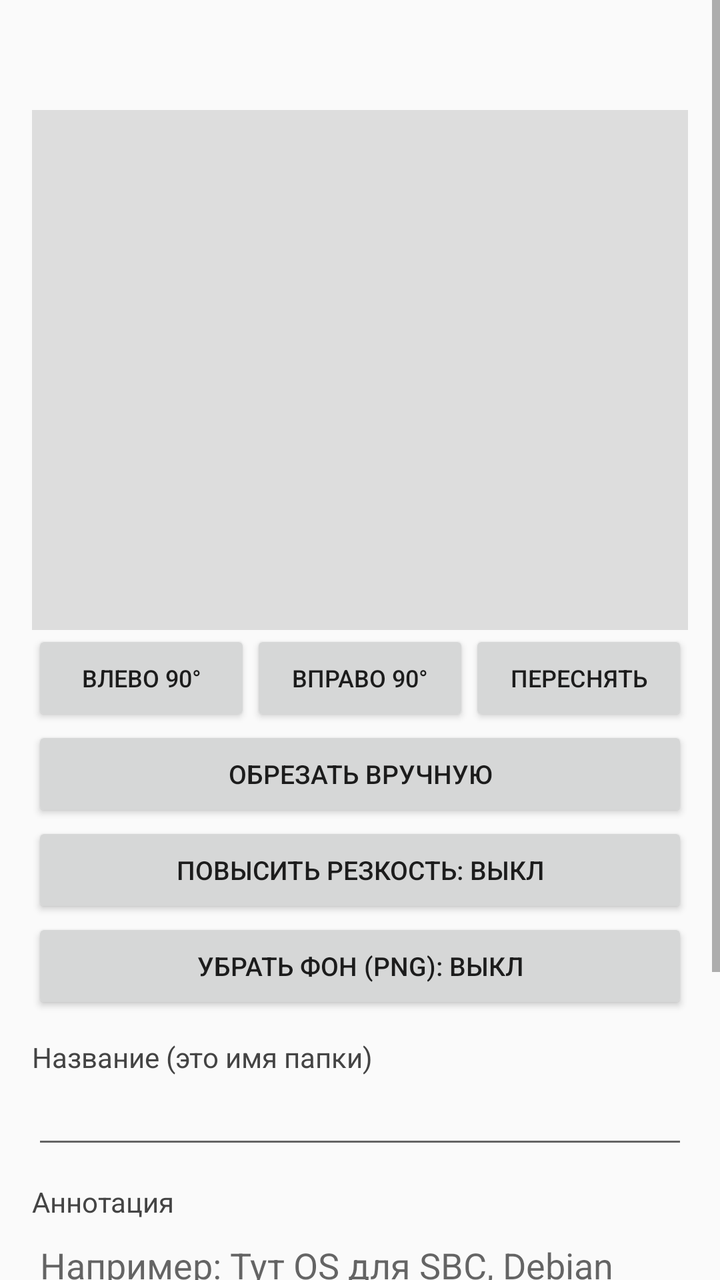
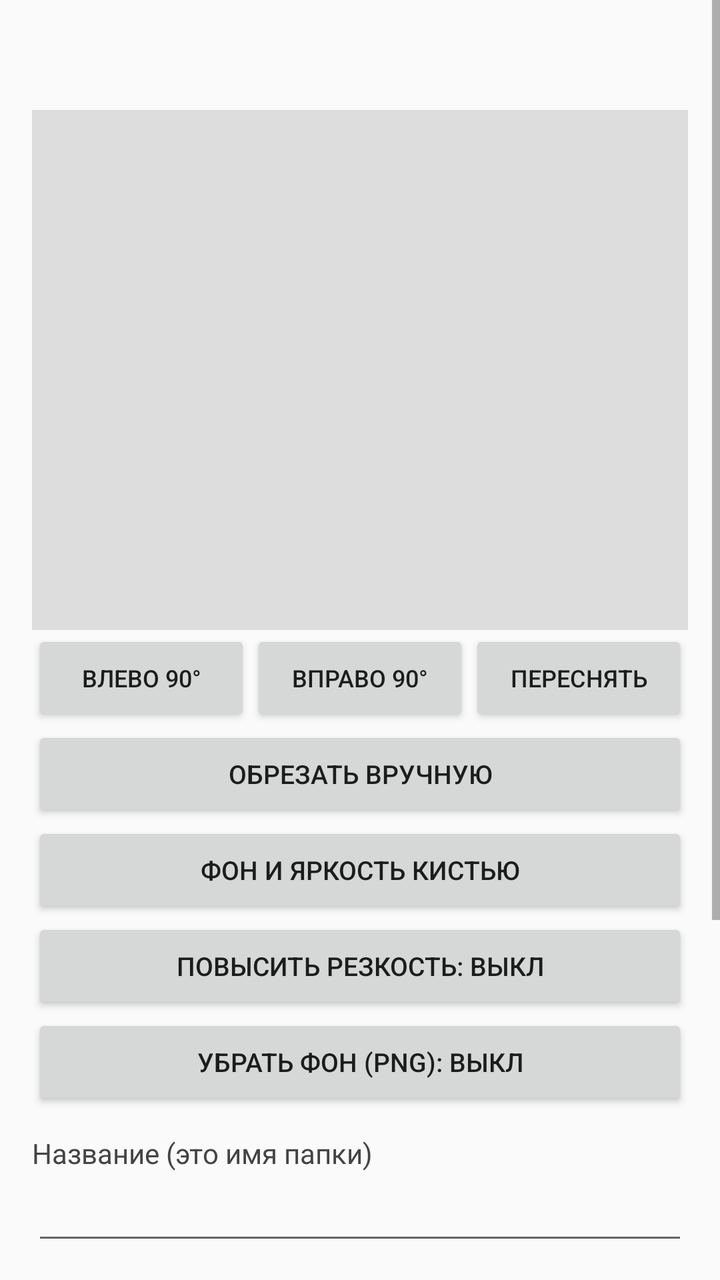

Screens rendered from an Android XML layout before and after an edit, with the pre-edit source and the edit as a unified diff.
<!-- AndroidManifest.xml: application theme AppTheme -->
<!-- res/layout/activity_edit.xml -->
<?xml version="1.0" encoding="utf-8"?>
<ScrollView xmlns:android="http://schemas.android.com/apk/res/android"
    android:layout_width="match_parent"
    android:layout_height="match_parent"
    android:background="#FAFAFA">

    <LinearLayout
        android:layout_width="match_parent"
        android:layout_height="wrap_content"
        android:orientation="vertical"
        android:padding="16dp">

        <TextView
            android:id="@+id/title"
            android:layout_width="match_parent"
            android:layout_height="wrap_content"
            android:textColor="#111111"
            android:textSize="20sp"
            android:textStyle="bold" />

        <ImageView
            android:id="@+id/photo"
            android:layout_width="match_parent"
            android:layout_height="260dp"
            android:layout_marginTop="12dp"
            android:background="#DDDDDD"
            android:scaleType="fitCenter" />

        <LinearLayout
            android:layout_width="match_parent"
            android:layout_height="wrap_content"
            android:orientation="horizontal">

            <Button
                android:id="@+id/btnRotL"
                android:layout_width="0dp"
                android:layout_height="wrap_content"
                android:layout_weight="1"
                android:text="Влево 90°"
                android:textSize="12sp" />

            <Button
                android:id="@+id/btnRotR"
                android:layout_width="0dp"
                android:layout_height="wrap_content"
                android:layout_weight="1"
                android:text="Вправо 90°"
                android:textSize="12sp" />

            <Button
                android:id="@+id/btnRetake"
                android:layout_width="0dp"
                android:layout_height="wrap_content"
                android:layout_weight="1"
                android:text="Переснять"
                android:textSize="12sp" />
        </LinearLayout>

        <Button
            android:id="@+id/btnCrop"
            android:layout_width="match_parent"
            android:layout_height="wrap_content"
            android:text="Обрезать вручную"
            android:textSize="13sp" />

        <Button
            android:id="@+id/btnSharpen"
            android:layout_width="match_parent"
            android:layout_height="wrap_content"
            android:text="Повысить резкость: выкл"
            android:textSize="13sp" />

        <Button
            android:id="@+id/btnCutout"
            android:layout_width="match_parent"
            android:layout_height="wrap_content"
            android:text="Убрать фон (PNG): выкл"
            android:textSize="13sp" />

        <TextView
            android:layout_width="wrap_content"
            android:layout_height="wrap_content"
            android:layout_marginTop="12dp"
            android:text="Название (это имя папки)"
            android:textColor="#444444" />

        <EditText
            android:id="@+id/nameEt"
            android:layout_width="match_parent"
            android:layout_height="wrap_content"
            android:inputType="text"
            android:maxLines="1" />

        <TextView
            android:layout_width="wrap_content"
            android:layout_height="wrap_content"
            android:layout_marginTop="12dp"
            android:text="Аннотация"
            android:textColor="#444444" />

        <EditText
            android:id="@+id/noteEt"
            android:layout_width="match_parent"
            android:layout_height="wrap_content"
            android:gravity="top"
            android:hint="Например: Тут OS для SBC, Debian"
            android:inputType="textMultiLine|textCapSentences"
            android:minLines="4" />

        <Button
            android:id="@+id/btnSave"
            android:layout_width="match_parent"
            android:layout_height="wrap_content"
            android:layout_marginTop="16dp"
            android:text="Сохранить" />

        <Button
            android:id="@+id/btnDelete"
            android:layout_width="match_parent"
            android:layout_height="wrap_content"
            android:text="Удалить"
            android:textColor="#C62828" />
    </LinearLayout>
</ScrollView>
<!-- resources referenced by this layout -->
<resources>
  <style name="AppTheme" parent="Theme.AppCompat.Light.NoActionBar">
          <item name="colorPrimary">#1565C0</item>
          <item name="colorPrimaryDark">#0D47A1</item>
          <item name="colorAccent">#1565C0</item>
          <item name="android:statusBarColor">#0D47A1</item>
      </style>
</resources>

<!-- the commit's change to res/layout/activity_edit.xml (unified diff, before → after) -->
@@ -64,6 +64,13 @@
             android:textSize="13sp" />
 
         <Button
+            android:id="@+id/btnEraser"
+            android:layout_width="match_parent"
+            android:layout_height="wrap_content"
+            android:text="Фон и яркость кистью"
+            android:textSize="13sp" />
+
+        <Button
             android:id="@+id/btnSharpen"
             android:layout_width="match_parent"
             android:layout_height="wrap_content"
